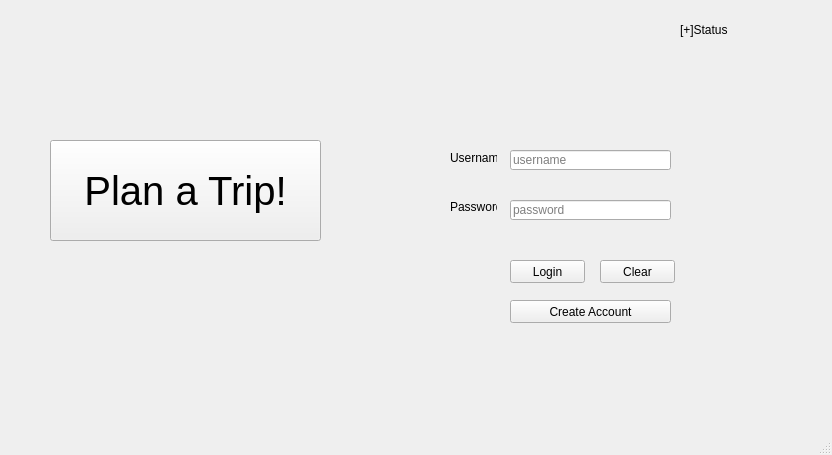
Qt form loginwindow.ui (rizzi-trevor/Proj2TempRepo) before a commit.
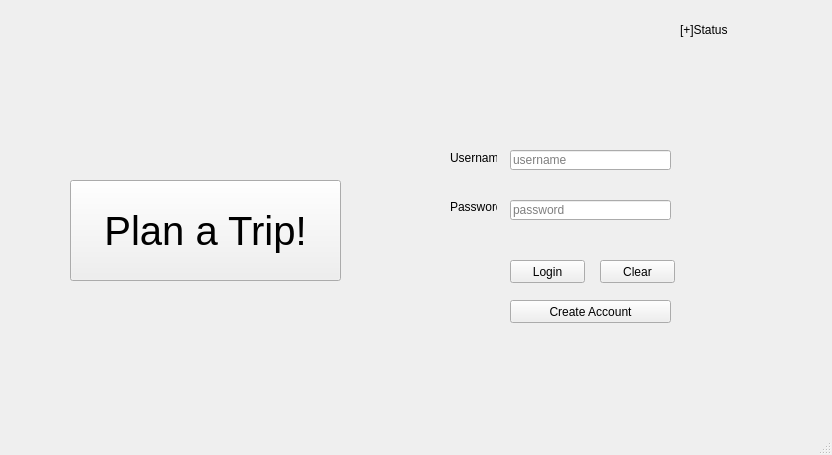
The same form after that commit.

Diff of the .ui file:
```diff
--- a/loginwindow.ui
+++ b/loginwindow.ui
@@ -145,8 +145,8 @@
    <widget class="QPushButton" name="planButton">
     <property name="geometry">
      <rect>
-      <x>50</x>
-      <y>140</y>
+      <x>70</x>
+      <y>180</y>
       <width>271</width>
       <height>101</height>
      </rect>
```
Left out of the diff: 15 changed lines with no effect on the pictures.
